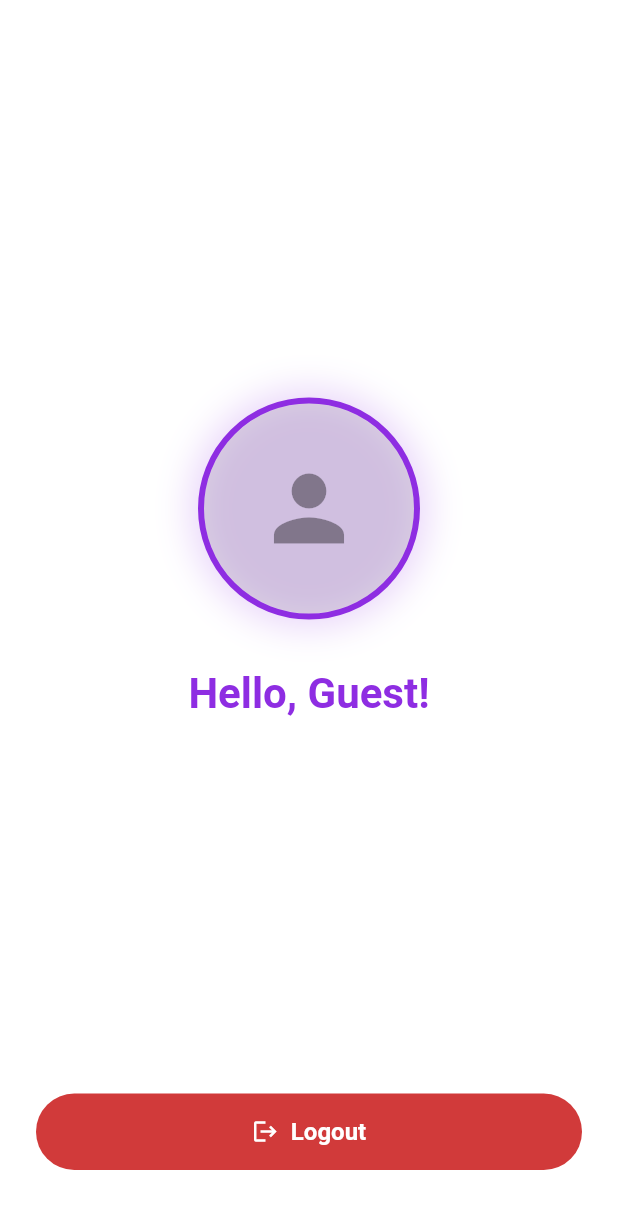
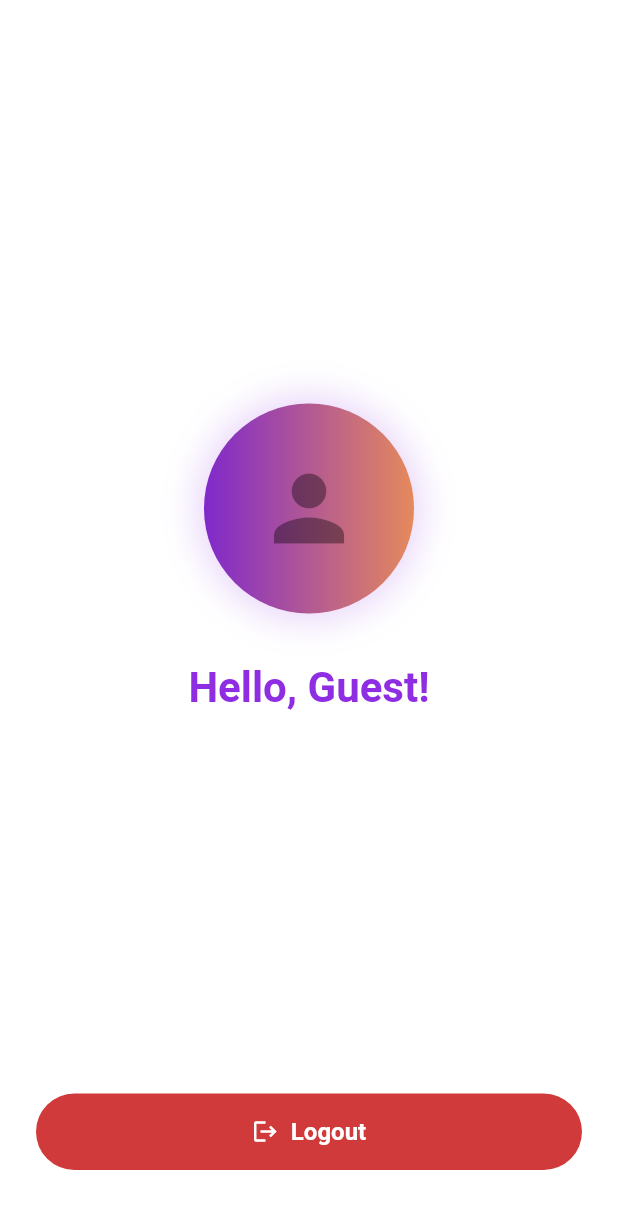
Before and after one commit to sunmorphy/NewsFlow, a Flutter app: the ProfileView screen opened directly, on a phone screen of 412 x 824 dp. Shown: the top 1209 px of the screen. Run offline on Flutter 3.47's test engine with Material 3 defaults, Android fonts, the phone set to English and light mode, and no system bars; our stand-ins replace cached_network_image, dio, firebase_auth, firebase_core, get, google_sign_in and 1 more; accounts and stored records are empty.

Commit message:
[CHANGE] profile picture background color

```diff
--- a/lib/modules/profile/views/profile_view.dart
+++ b/lib/modules/profile/views/profile_view.dart
@@ -23,9 +23,13 @@ class ProfileView extends GetView<AuthController> {
               Container(
                 decoration: BoxDecoration(
                   shape: BoxShape.circle,
-                  border: Border.all(
-                    color: context.theme.colorScheme.primary,
-                    width: 4,
+                  gradient: LinearGradient(
+                    begin: Alignment.centerLeft,
+                    end: Alignment.centerRight,
+                    colors: [
+                      Theme.of(context).colorScheme.primary,
+                      Theme.of(context).colorScheme.secondary,
+                    ],
                   ),
                   boxShadow: [
                     BoxShadow(
```
